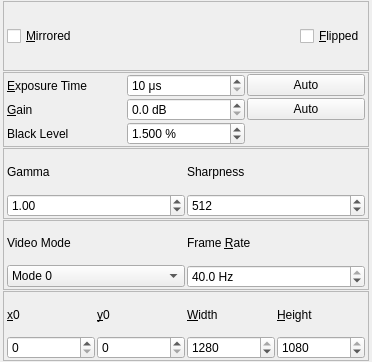
This is jansenlib/video/QSpinnaker/QSpinnakerWidget.ui in davidgrier/pyfab as Qt 5 draws it before an edit. The edited form follows.
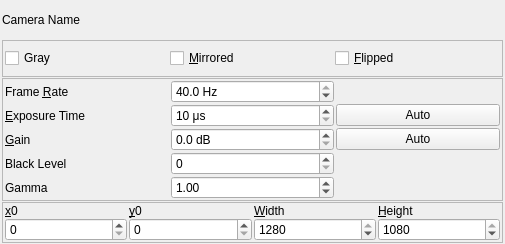
This is the edited form.

Commit message: update ui to match functionality

```diff
--- a/jansenlib/video/QSpinnaker/QSpinnakerWidget.ui
+++ b/jansenlib/video/QSpinnaker/QSpinnakerWidget.ui
@@ -6,8 +6,8 @@
    <rect>
     <x>0</x>
     <y>0</y>
-    <width>372</width>
-    <height>362</height>
+    <width>505</width>
+    <height>244</height>
    </rect>
   </property>
   <property name="minimumSize">
@@ -27,41 +27,55 @@
     <number>1</number>
    </property>
    <property name="leftMargin">
-    <number>3</number>
+    <number>2</number>
    </property>
    <property name="topMargin">
     <number>1</number>
    </property>
    <property name="rightMargin">
-    <number>3</number>
+    <number>2</number>
    </property>
    <property name="bottomMargin">
     <number>1</number>
    </property>
    <item>
-    <widget class="QFrame" name="frameFlip">
+    <widget class="QLabel" name="cameraname">
+     <property name="text">
+      <string>Camera Name</string>
+     </property>
+    </widget>
+   </item>
+   <item>
+    <widget class="QFrame" name="frameCheckBoxes">
      <property name="frameShape">
       <enum>QFrame::StyledPanel</enum>
      </property>
      <property name="frameShadow">
       <enum>QFrame::Raised</enum>
      </property>
-     <layout class="QHBoxLayout" name="horizontalLayout_2">
+     <layout class="QHBoxLayout" name="horizontalLayout">
       <property name="spacing">
-       <number>2</number>
+       <number>0</number>
       </property>
       <property name="leftMargin">
-       <number>3</number>
+       <number>2</number>
       </property>
       <property name="topMargin">
        <number>1</number>
       </property>
       <property name="rightMargin">
-       <number>3</number>
+       <number>2</number>
       </property>
       <property name="bottomMargin">
        <number>1</number>
       </property>
+      <item>
+       <widget class="QCheckBox" name="gray">
+        <property name="text">
+         <string>Gray</string>
+        </property>
+       </widget>
+      </item>
       <item>
        <widget class="QCheckBox" name="mirrored">
         <property name="statusTip">
@@ -72,19 +86,6 @@
         </property>
        </widget>
       </item>
-      <item>
-       <spacer name="horizontalSpacer_2">
-        <property name="orientation">
-         <enum>Qt::Horizontal</enum>
-        </property>
-        <property name="sizeHint" stdset="0">
-         <size>
-          <width>103</width>
-          <height>20</height>
-         </size>
-        </property>
-       </spacer>
-      </item>
       <item>
        <widget class="QCheckBox" name="flipped">
         <property name="statusTip">
@@ -108,13 +109,13 @@
      </property>
      <layout class="QGridLayout" name="gridLayout_2">
       <property name="leftMargin">
-       <number>3</number>
+       <number>2</number>
       </property>
       <property name="topMargin">
        <number>1</number>
       </property>
       <property name="rightMargin">
-       <number>3</number>
+       <number>2</number>
       </property>
       <property name="bottomMargin">
        <number>1</number>
@@ -125,107 +126,27 @@
       <property name="verticalSpacing">
        <number>1</number>
       </property>
+      <item row="5" column="0">
+       <widget class="QLabel" name="labelgamma">
+        <property name="text">
+         <string>Gamma</string>
+        </property>
+        <property name="buddy">
+         <cstring>gamma</cstring>
+        </property>
+       </widget>
+      </item>
       <item row="1" column="0">
-       <widget class="QLabel" name="gainLabel">
-        <property name="text">
-         <string>&amp;Gain</string>
-        </property>
-        <property name="buddy">
-         <cstring>gain</cstring>
-        </property>
-       </widget>
-      </item>
-      <item row="1" column="2">
-       <widget class="QPushButton" name="autogain">
-        <property name="statusTip">
-         <string>Camera: Optimize gain</string>
-        </property>
-        <property name="text">
-         <string>Auto</string>
-        </property>
-       </widget>
-      </item>
-      <item row="1" column="1">
-       <widget class="QDoubleSpinBox" name="gain">
-        <property name="statusTip">
-         <string>Camera gain</string>
-        </property>
-        <property name="suffix">
-         <string> dB</string>
-        </property>
-        <property name="decimals">
-         <number>1</number>
-        </property>
-        <property name="maximum">
-         <double>24.000000000000000</double>
-        </property>
-        <property name="singleStep">
-         <double>0.100000000000000</double>
-        </property>
-       </widget>
-      </item>
-      <item row="2" column="0">
-       <widget class="QLabel" name="labelblacklevel">
-        <property name="text">
-         <string>Black Level</string>
-        </property>
-        <property name="buddy">
-         <cstring>blacklevel</cstring>
-        </property>
-       </widget>
-      </item>
-      <item row="2" column="1">
-       <widget class="QDoubleSpinBox" name="blacklevel">
-        <property name="statusTip">
-         <string>Camera black level</string>
-        </property>
-        <property name="suffix">
-         <string> %</string>
-        </property>
-        <property name="decimals">
-         <number>3</number>
-        </property>
-        <property name="singleStep">
-         <double>0.100000000000000</double>
-        </property>
-        <property name="value">
-         <double>1.500000000000000</double>
-        </property>
-       </widget>
-      </item>
-      <item row="0" column="1">
-       <widget class="QDoubleSpinBox" name="exposure">
-        <property name="statusTip">
-         <string>Camera exposure time </string>
-        </property>
-        <property name="suffix">
-         <string> μs</string>
-        </property>
-        <property name="decimals">
-         <number>0</number>
-        </property>
-        <property name="minimum">
-         <double>10.000000000000000</double>
-        </property>
-        <property name="maximum">
-         <double>50000.000000000000000</double>
-        </property>
-        <property name="singleStep">
-         <double>10.000000000000000</double>
-        </property>
-       </widget>
-      </item>
-      <item row="0" column="0">
        <widget class="QLabel" name="exposureLabel">
         <property name="text">
          <string>&amp;Exposure Time</string>
         </property>
         <property name="buddy">
-         <cstring>exposure</cstring>
+         <cstring>exposuretime</cstring>
         </property>
        </widget>
       </item>
-      <item row="0" column="2">
+      <item row="1" column="2">
        <widget class="QPushButton" name="autoexposure">
         <property name="statusTip">
          <string>Camera: Optimize exposure time</string>
@@ -235,57 +156,39 @@
         </property>
        </widget>
       </item>
-     </layout>
-    </widget>
-   </item>
-   <item>
-    <widget class="QFrame" name="frameGamma">
-     <property name="frameShape">
-      <enum>QFrame::StyledPanel</enum>
-     </property>
-     <property name="frameShadow">
-      <enum>QFrame::Raised</enum>
-     </property>
-     <layout class="QGridLayout" name="gridLayout_3">
-      <property name="leftMargin">
-       <number>3</number>
-      </property>
-      <property name="topMargin">
-       <number>1</number>
-      </property>
-      <property name="rightMargin">
-       <number>3</number>
-      </property>
-      <property name="bottomMargin">
-       <number>1</number>
-      </property>
-      <property name="horizontalSpacing">
-       <number>2</number>
-      </property>
-      <property name="verticalSpacing">
-       <number>1</number>
-      </property>
-      <item row="0" column="0">
-       <widget class="QLabel" name="labelgamma">
+      <item row="4" column="0">
+       <widget class="QLabel" name="labelblacklevel">
         <property name="text">
-         <string>Gamma</string>
+         <string>Black Level</string>
         </property>
         <property name="buddy">
-         <cstring>gamma</cstring>
+         <cstring>blacklevel</cstring>
         </property>
        </widget>
       </item>
       <item row="0" column="1">
-       <widget class="QLabel" name="labelsharpness">
-        <property name="text">
-         <string>Sharpness</string>
+       <widget class="QDoubleSpinBox" name="framerate">
+        <property name="statusTip">
+         <string>Camera frame rate</string>
         </property>
-        <property name="buddy">
-         <cstring>sharpness</cstring>
+        <property name="suffix">
+         <string> Hz</string>
+        </property>
+        <property name="decimals">
+         <number>1</number>
+        </property>
+        <property name="minimum">
+         <double>1.000000000000000</double>
+        </property>
+        <property name="maximum">
+         <double>40.000000000000000</double>
+        </property>
+        <property name="value">
+         <double>40.000000000000000</double>
         </property>
        </widget>
       </item>
-      <item row="1" column="0">
+      <item row="5" column="1">
        <widget class="QDoubleSpinBox" name="gamma">
         <property name="statusTip">
          <string>Camera gamma</string>
@@ -304,63 +207,7 @@
         </property>
        </widget>
       </item>
-      <item row="1" column="1">
-       <widget class="QSpinBox" name="sharpness">
-        <property name="statusTip">
-         <string>Camera sharpness</string>
-        </property>
-        <property name="minimum">
-         <number>1</number>
-        </property>
-        <property name="maximum">
-         <number>1024</number>
-        </property>
-        <property name="value">
-         <number>512</number>
-        </property>
-       </widget>
-      </item>
-     </layout>
-    </widget>
-   </item>
-   <item>
-    <widget class="QFrame" name="frameMode">
-     <property name="frameShape">
-      <enum>QFrame::StyledPanel</enum>
-     </property>
-     <property name="frameShadow">
-      <enum>QFrame::Raised</enum>
-     </property>
-     <layout class="QGridLayout" name="gridLayout_4">
-      <property name="leftMargin">
-       <number>3</number>
-      </property>
-      <property name="topMargin">
-       <number>1</number>
-      </property>
-      <property name="rightMargin">
-       <number>3</number>
-      </property>
-      <property name="bottomMargin">
-       <number>1</number>
-      </property>
-      <property name="horizontalSpacing">
-       <number>2</number>
-      </property>
-      <property name="verticalSpacing">
-       <number>1</number>
-      </property>
       <item row="0" column="0">
-       <widget class="QLabel" name="labelVideoMode">
-        <property name="text">
-         <string>Video Mode</string>
-        </property>
-        <property name="buddy">
-         <cstring>videomode</cstring>
-        </property>
-       </widget>
-      </item>
-      <item row="0" column="1">
        <widget class="QLabel" name="labelFrameRate">
         <property name="text">
          <string>Frame &amp;Rate</string>
@@ -370,72 +217,71 @@
         </property>
        </widget>
       </item>
-      <item row="1" column="0">
-       <widget class="QComboBox" name="videomode">
-        <property name="statusTip">
-         <string>Camera video mode</string>
-        </property>
-        <item>
-         <property name="text">
-          <string>Mode 0</string>
-         </property>
-        </item>
-        <item>
-         <property name="text">
-          <string>Mode 1</string>
-         </property>
-        </item>
-        <item>
-         <property name="text">
-          <string>Mode 2</string>
-         </property>
-        </item>
-        <item>
-         <property name="text">
-          <string>Mode 3</string>
-         </property>
-        </item>
-        <item>
-         <property name="text">
-          <string>Mode 4</string>
-         </property>
-        </item>
-        <item>
-         <property name="text">
-          <string>Mode 5</string>
-         </property>
-        </item>
-        <item>
-         <property name="text">
-          <string>Mode 6</string>
-         </property>
-        </item>
-        <item>
-         <property name="text">
-          <string>Mode 7</string>
-         </property>
-        </item>
-       </widget>
-      </item>
       <item row="1" column="1">
-       <widget class="QDoubleSpinBox" name="framerate">
+       <widget class="QDoubleSpinBox" name="exposuretime">
         <property name="statusTip">
-         <string>Camera frame rate</string>
+         <string>Camera exposure time </string>
         </property>
         <property name="suffix">
-         <string> Hz</string>
+         <string> μs</string>
         </property>
         <property name="decimals">
-         <number>1</number>
+         <number>0</number>
         </property>
         <property name="minimum">
-         <double>1.000000000000000</double>
+         <double>10.000000000000000</double>
         </property>
         <property name="maximum">
-         <double>40.000000000000000</double>
+         <double>50000.000000000000000</double>
         </property>
-        <property name="value">
-         <double>40.000000000000000</double>
+        <property name="singleStep">
+         <double>10.000000000000000</double>
+        </property>
+       </widget>
+      </item>
+      <item row="2" column="2">
+       <widget class="QPushButton" name="autogain">
+        <property name="statusTip">
+         <string>Camera: Optimize gain</string>
+        </property>
+        <property name="text">
+         <string>Auto</string>
+        </property>
+       </widget>
+      </item>
+      <item row="2" column="1">
+       <widget class="QDoubleSpinBox" name="gain">
+        <property name="statusTip">
+         <string>Camera gain</string>
+        </property>
+        <property name="suffix">
+         <string> dB</string>
+        </property>
+        <property name="decimals">
+         <number>1</number>
+        </property>
+        <property name="maximum">
+         <double>24.000000000000000</double>
+        </property>
+        <property name="singleStep">
+         <double>0.100000000000000</double>
+        </property>
+       </widget>
+      </item>
+      <item row="2" column="0">
+       <widget class="QLabel" name="gainLabel">
+        <property name="text">
+         <string>&amp;Gain</string>
+        </property>
+        <property name="buddy">
+         <cstring>gain</cstring>
+        </property>
+       </widget>
+      </item>
+      <item row="4" column="1">
+       <widget class="QSpinBox" name="blacklevel">
+        <property name="statusTip">
+         <string>Camera black level</string>
         </property>
        </widget>
       </item>
@@ -452,13 +298,13 @@
      </property>
      <layout class="QGridLayout" name="gridLayout">
       <property name="leftMargin">
-       <number>3</number>
+       <number>2</number>
       </property>
       <property name="topMargin">
        <number>1</number>
       </property>
       <property name="rightMargin">
-       <number>3</number>
+       <number>2</number>
       </property>
       <property name="bottomMargin">
        <number>1</number>
@@ -565,11 +411,6 @@
     </widget>
    </item>
   </layout>
-  <zorder>frameExposure</zorder>
-  <zorder>frameFlip</zorder>
-  <zorder>frameGeometry</zorder>
-  <zorder>frameGamma</zorder>
-  <zorder>frameMode</zorder>
  </widget>
  <tabstops>
   <tabstop>exposure</tabstop>
```
Left out of the diff: 9 changed lines with no effect on the pictures. The commit also changes 2 other files.
